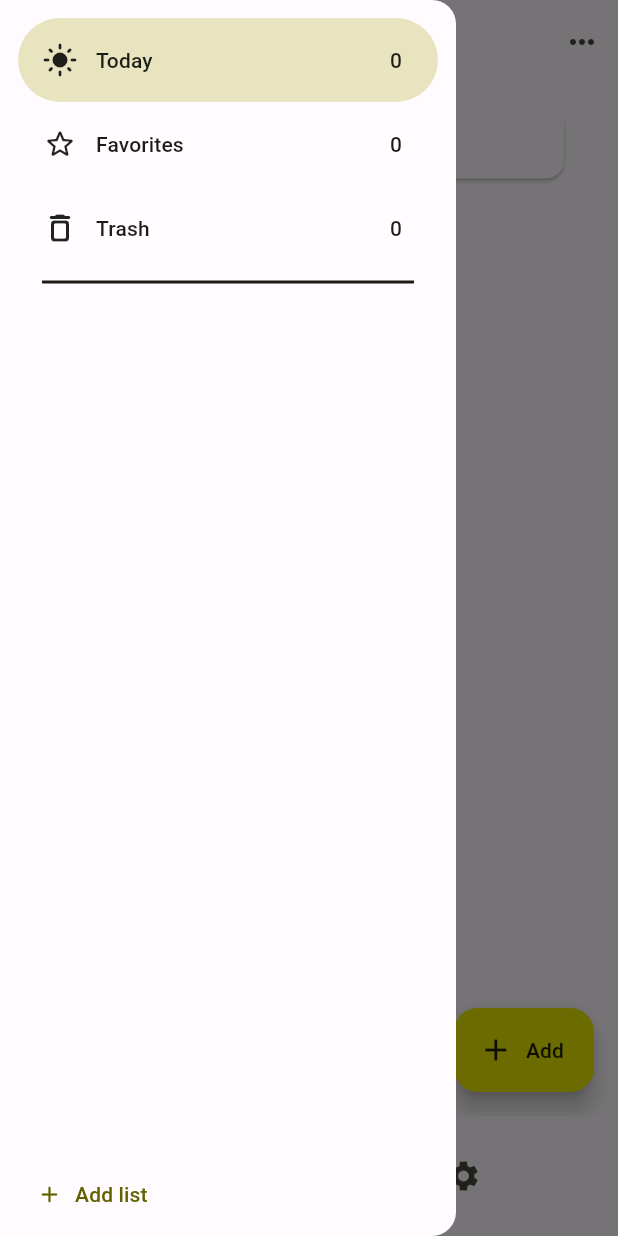
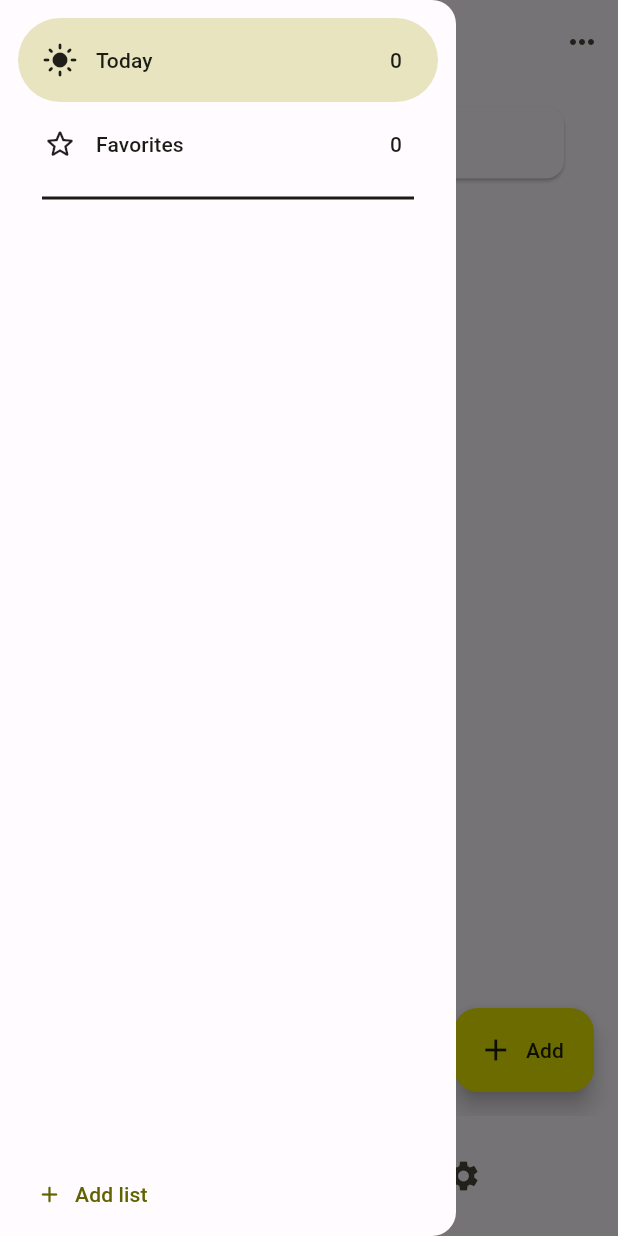
Before and after one commit to kite-user/done, a Flutter app: the screen it shows after launch, with the side drawer open, on a phone screen of 412 x 824 dp. Run offline on Flutter 3.47's test engine with Material 2 defaults, Android fonts, the phone set to English and light mode, and no system bars; our stand-ins replace equatable, shared_preferences, sqflite; accounts and stored records are empty.

Commit message:
completed default section body

```diff
--- a/lib/src/controllers/tasks_controller.dart
+++ b/lib/src/controllers/tasks_controller.dart
@@ -12,9 +12,14 @@ class TasksController extends ChangeNotifier {
 
   final List<Task> _tasks = [];
   UnmodifiableListView<Task> get tasks =>
-      UnmodifiableListView(_getTasksFromCurrentList());
+      UnmodifiableListView(getTasksFromCurrentList());
 
-  bool get isEmpty => _getTasksFromCurrentList().isEmpty;
+  UnmodifiableListView<Task> getTasksWithPredicate(predicate) {
+    final result = _tasks.where(predicate);
+    return UnmodifiableListView(result);
+  }
+
+  bool get isEmpty => getTasksFromCurrentList().isEmpty;
 
   TasksController(this.repository, this.appState);
 
@@ -33,8 +38,9 @@ class TasksController extends ChangeNotifier {
     });
   }
 
-  _getTasksFromCurrentList() =>
-      _tasks.where((element) => element.listId == appState.currentListId);
+  List<Task> getTasksFromCurrentList() => _tasks
+      .where((element) => element.listId == appState.currentListId)
+      .toList();
 
   Task getTask(String taskId) {
     final index = _tasks.indexWhere((element) => element.id == taskId);
--- a/lib/src/ui/app/drawer/default_section.dart
+++ b/lib/src/ui/app/drawer/default_section.dart
@@ -23,12 +23,6 @@ class DefaultSection extends StatelessWidget {
           icon: Icon(Icons.star_border_rounded),
           badge: 0,
         ),
-        ListItem(
-          id: 'trash',
-          title: 'Trash',
-          icon: Icon(Icons.delete_outline_rounded),
-          badge: 0,
-        ),
       ],
     );
   }
--- a/lib/src/ui/home/home_screen.dart
+++ b/lib/src/ui/home/home_screen.dart
@@ -1,11 +1,11 @@
 import 'package:done/src/controllers/app_state.dart';
 import 'package:done/src/controllers/tasklists_controller.dart';
-import 'package:done/src/controllers/tasks_controller.dart';
 import 'package:done/src/ui/home/bottom_sheet_content.dart';
-import 'package:done/src/ui/home/completed_section.dart';
-import 'package:done/src/ui/home/progress_section.dart';
+import 'package:done/src/ui/home/favorites_list/favorites_list_body.dart';
+import 'package:done/src/ui/home/personal_list/personal_list_body.dart';
 import 'package:done/src/ui/home/search_bar.dart';
 import 'package:done/src/ui/home/task_search_delegate.dart';
+import 'package:done/src/ui/home/today_list/today_list_body.dart';
 import 'package:flutter/material.dart';
 import 'package:provider/provider.dart';
 
@@ -16,7 +16,7 @@ class HomeScreen extends StatelessWidget {
   Widget build(BuildContext context) {
     final appState = context.watch<AppState>();
     final taskListController = context.watch<TaskListsController>();
-    final tasksController = context.watch<TasksController>();
+    final currentListId = appState.currentListId;
 
     return Scaffold(
       backgroundColor: Theme.of(context).colorScheme.surface,
@@ -70,19 +70,12 @@ class HomeScreen extends StatelessWidget {
               ),
             ),
           ),
-          if (!tasksController.isEmpty)
-            SliverList(
-              delegate: SliverChildListDelegate(
-                [
-                  const ProgressSection(),
-                  const CompletedSection(),
-                ],
-              ),
-            )
+          if (currentListId == 'today')
+            const TodayListBody()
+          else if (currentListId == 'favorites')
+            const FavoritesListBody()
           else
-            const SliverToBoxAdapter(
-              child: Center(child: Text('No tasks yet')),
-            ),
+            const PersonalListBody()
         ],
       ),
     );
```
Also changed, not shown: lib/src/ui/home/completed_section.dart (+5 -4 lines), lib/src/ui/home/empty_body.dart (added, +16 -0 lines), lib/src/ui/home/favorites_list/favorites_list_body.dart (added, +30 -0 lines), lib/src/ui/home/personal_list/personal_list_body.dart (added, +29 -0 lines), lib/src/ui/home/progress_section.dart (+19 -15 lines), lib/src/ui/home/today_list/today_list_body.dart (added, +36 -0 lines).
